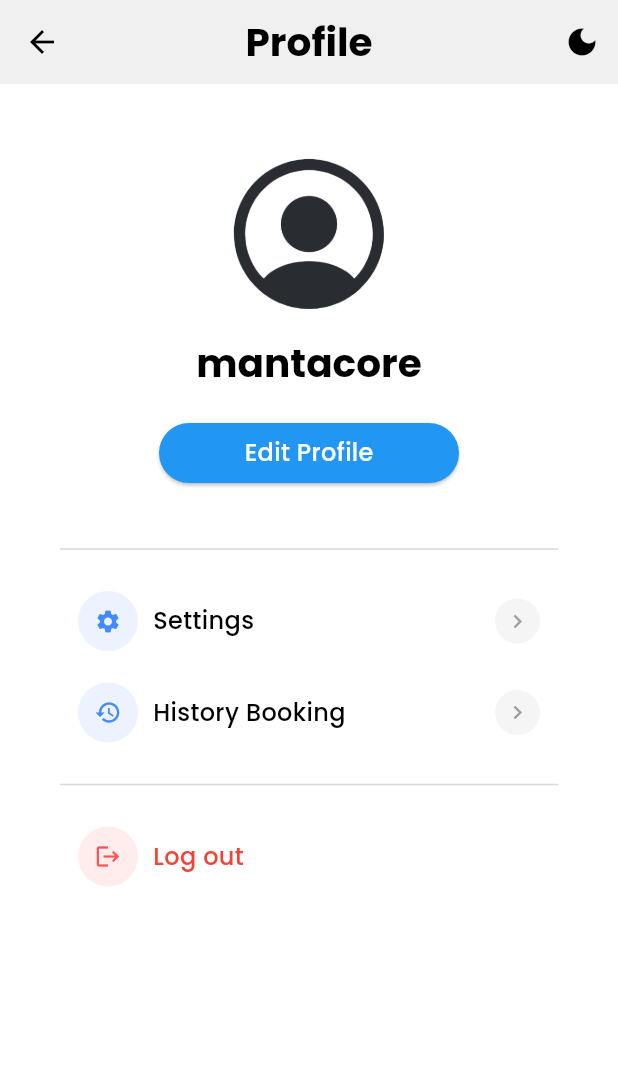
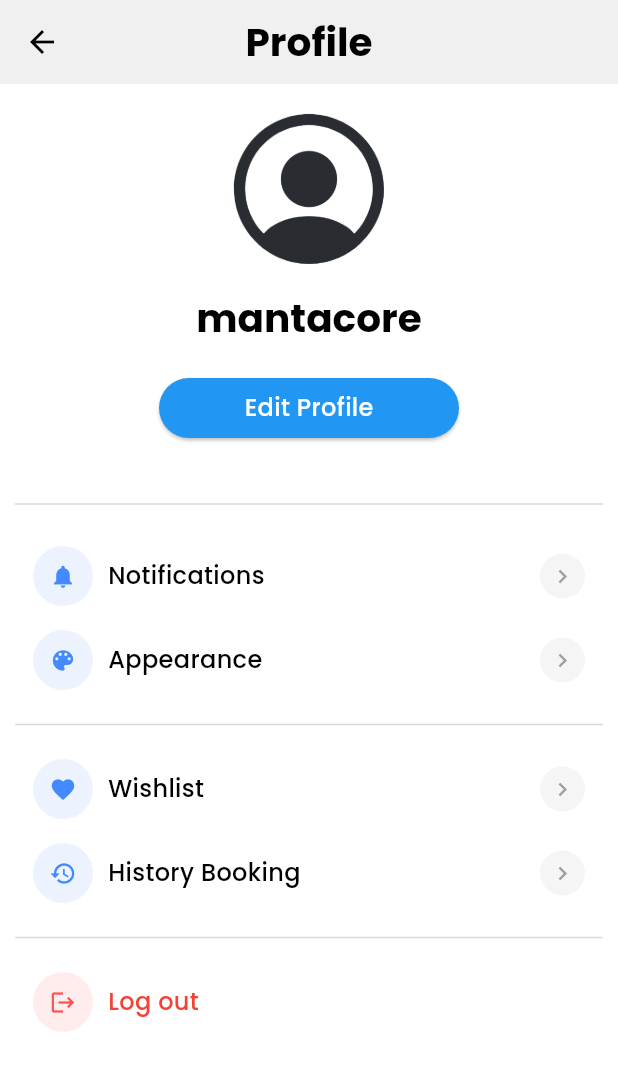
Before and after one commit to irdacin/tixket, a Flutter app: the ProfilePage screen opened directly, on a phone screen of 412 x 824 dp. Shown: the top 1071 px of the screen. Run offline on Flutter 3.47's test engine with Material 3 defaults, Android fonts, the phone set to English and light mode, and no system bars; accounts and stored records are empty.

Commit message:
Create notification settings page dan apperance settings

```diff
--- a/lib/components/movie_card.dart
+++ b/lib/components/movie_card.dart
@@ -35,8 +35,7 @@ class MovieCard extends StatelessWidget {
                 child: Image.asset(
                   "assets/images/${movie.fileName}",
                   fit: BoxFit.cover,
-      width: MediaQuery.of(context).size.width/2 - 10,
-
+                  width: MediaQuery.of(context).size.width/2 - 10,
                   height: 300,
                 ),
               ),
--- a/lib/components/profile_menu.dart
+++ b/lib/components/profile_menu.dart
@@ -22,6 +22,11 @@ class ProfileMenu extends StatelessWidget {
   Widget build(BuildContext context) {
     return TextButton(
       onPressed: onPressed,
+      style: TextButton.styleFrom(
+        shape: RoundedRectangleBorder(
+          borderRadius: BorderRadius.circular(20)
+        ),
+      ),
       child: Row(
         mainAxisAlignment: MainAxisAlignment.spaceBetween,
         children: [
--- a/lib/data/user.dart
+++ b/lib/data/user.dart
@@ -2,17 +2,23 @@ class User {
   String username;
   String password;
   String profilePicture;
+  Map<String, bool> notificationProvider;
 
   User({
     required this.username,
     required this.password,
-    this.profilePicture = "profile-picture.png"
+    this.profilePicture = "profile-picture.png",
+    this.notificationProvider = const {
+      "Selected App Application" : true,
+      "Selected Recommended Movies Notification" : true,
+      "Selected Updated Movies Notification" : true,
+    },
   });
 }
 
 List<User> users = [
   User(
     username: "mantacore",
-    password: "123456"
+    password: "123456",
   )
 ];
--- a/lib/pages/home_page.dart
+++ b/lib/pages/home_page.dart
@@ -22,7 +22,7 @@ class HomePage extends StatelessWidget {
           IconButton(
             onPressed: (){
               Navigator.of(context).push(
-                MaterialPageRoute(builder: (context) => SearchPage())
+                MaterialPageRoute(builder: (context) => const SearchPage())
               );
             },
             icon: const Icon(
--- a/lib/pages/profile_page.dart
+++ b/lib/pages/profile_page.dart
@@ -1,9 +1,10 @@
 import 'package:flutter/material.dart';
 import 'package:provider/provider.dart';
 import 'package:tixket/components/profile_menu.dart';
+import 'package:tixket/pages/appearance_settings.dart';
 import 'package:tixket/pages/login_page.dart';
-import 'package:tixket/pages/setting_page.dart';
-import 'package:tixket/providers/theme_provider.dart';
+import 'package:tixket/pages/notification_settings.dart';
+import 'package:tixket/pages/wishlist.dart';
 import 'package:tixket/providers/user_provider.dart';
 
 class ProfilePage extends StatelessWidget {
@@ -15,20 +16,10 @@ class ProfilePage extends StatelessWidget {
       appBar: AppBar(
         title: Text("Profile", style: Theme.of(context).textTheme.headlineLarge,),
         centerTitle: true,
-        actions: [
-          IconButton(
-            onPressed: (){
-              Provider.of<ThemeProvider>(context, listen: false).toggleTheme();
-            },
-            icon: Icon(
-              Provider.of<ThemeProvider>(context).isDarkMode ? Icons.light_mode : Icons.dark_mode,
-              color: Theme.of(context).textTheme.bodyLarge!.color,
-            )
-          )
-        ],
       ),
-      body: Container(
-        padding: const EdgeInsets.all(40),
+      body: SingleChildScrollView(
+        child: Container(
+          padding: const EdgeInsets.all(10),
           width: MediaQuery.of(context).size.width,
           child: Column(
             crossAxisAlignment: CrossAxisAlignment.center,
@@ -63,30 +54,77 @@ class ProfilePage extends StatelessWidget {
               const SizedBox(height: 30),
               const Divider(height: 20, thickness: 1,),
               const SizedBox(height: 10),
+              Container(
+                decoration: BoxDecoration(
+                  borderRadius: BorderRadius.circular(20),
+                  color: Theme.of(context).colorScheme.onPrimaryContainer
+                ),
+                child: Column(
+                  children: [
                     ProfileMenu(
                       onPressed: () {
                         Navigator.of(context).push(
-                  MaterialPageRoute(builder: (context) => const SettingPage())
+                          MaterialPageRoute(builder: (context) => const NotificationSettings(),)
                         );
                       },
-              title: "Settings",
-              icon: Icons.settings,
+                      title: "Notifications",
+                      icon: Icons.notifications,
                       iconColor: Colors.blueAccent,
                     ),
+                    ProfileMenu(
+                      onPressed: () {
+                        Navigator.of(context).push(
+                          MaterialPageRoute(builder: (context) => const AppearanceSettings(),)
+                        );
+                      },
+                      title: "Appearance",
+                      icon: Icons.color_lens,
+                      iconColor: Colors.blueAccent,
+                    ),
+                  ],
+                ),
+              ),
               const SizedBox(height: 5),
+              const Divider(height: 20, thickness: 1,),
+              const SizedBox(height: 5),
+              Container(
+                decoration: BoxDecoration(
+                  borderRadius: BorderRadius.circular(20),
+                  color: Theme.of(context).colorScheme.onPrimaryContainer
+                ),
+                child: Column(
+                  children: [
                     ProfileMenu(
-              onPressed: (){},
+                      onPressed: () {
+                        Navigator.of(context).push(
+                          MaterialPageRoute(builder: (context) => const WishlistPage(),)
+                        );
+                      },
+                      title: "Wishlist",
+                      icon: Icons.favorite,
+                      iconColor: Colors.blueAccent,
+                    ),
+                    ProfileMenu(
+                      onPressed: () {},
                       title: "History Booking",
                       icon: Icons.history,
                       iconColor: Colors.blueAccent,
                     ),
-            const SizedBox(height: 10),
+                  ],
+                ),
+              ),
+              const SizedBox(height: 5),
               const Divider(height: 20, thickness: 1,),
-            const SizedBox(height: 10),
-            ProfileMenu(
+              const SizedBox(height: 5),
+              Container(
+                decoration: BoxDecoration(
+                  borderRadius: BorderRadius.circular(20),
+                  color: Theme.of(context).colorScheme.onPrimaryContainer
+                ),
+                child: ProfileMenu(
                   onPressed: (){
                     Navigator.of(context).pushAndRemoveUntil(
-                  MaterialPageRoute(builder: (context) => const LoginPage(),),
+                      MaterialPageRoute(builder: (context) => const LoginPage()),
                       (route) => false
                     );
                   },
@@ -95,8 +133,10 @@ class ProfilePage extends StatelessWidget {
                   icon: Icons.logout,
                   iconColor: Colors.redAccent,
                   endIcon: false,
-            )
+                ),
+              ),
             ],
+          ),
         ),
       ),
     );
--- a/lib/pages/search_page.dart
+++ b/lib/pages/search_page.dart
@@ -22,7 +22,7 @@ class _SearchPageState extends State<SearchPage> {
             onPressed: () {
               setState(() {
                 if (customIcon.icon == Icons.search) {
-                  customIcon = Icon(Icons.cancel);
+                  customIcon = const Icon(Icons.cancel);
                   customSearchBar = const ListTile(
                     leading: Icon(
                       Icons.search,
@@ -51,12 +51,12 @@ class _SearchPageState extends State<SearchPage> {
         ],
         centerTitle: true,
       ),
-      body: Column(
+      body: const Column(
         crossAxisAlignment: CrossAxisAlignment.start,
         children: [
           Row(
             children: [
-              const Text(
+              Text(
                 "Result: ",
                 style: TextStyle(fontSize: 15),
               ),
--- a/lib/providers/theme_provider.dart
+++ b/lib/providers/theme_provider.dart
@@ -1,12 +1,28 @@
 import 'package:flutter/material.dart';
 
 class ThemeProvider extends ChangeNotifier {
-  bool _isDarkMode = false;
+  ThemeMode _themeMode  = ThemeMode.system;
+  ThemeMode get themeMode => _themeMode;
 
-  bool get isDarkMode => _isDarkMode;
+  String currentTheme = "Device Settings";
 
-  void toggleTheme(){
-    _isDarkMode = !isDarkMode;
+  void toggleTheme(bool isDarkMode) {
+    _themeMode = isDarkMode ? ThemeMode.dark : ThemeMode.light;
+    currentTheme = isDarkMode ? "Dark Theme" : "Light Theme";
+    notifyListeners();
+  }
+
+  void setTheme(String theme) {
+    if(theme == "Device Settings") {
+      _themeMode = ThemeMode.system;
+    }
+    else if(theme == "Light Theme") {
+      _themeMode = ThemeMode.light;
+    }
+    else {
+      _themeMode = ThemeMode.dark;
+    }
+    currentTheme = theme;
     notifyListeners();
   }
 }
--- a/lib/utils/theme.dart
+++ b/lib/utils/theme.dart
@@ -1,6 +1,7 @@
 import 'package:flutter/material.dart';
 
-ThemeData lightTheme = ThemeData(
+class LightTheme {
+  ThemeData theme = ThemeData(
     colorScheme: const ColorScheme.light(
       primary: Colors.black,
       error: Colors.red,
@@ -8,76 +9,91 @@ ThemeData lightTheme = ThemeData(
       background: Color(0xfff0f0f0),
       onBackground: Color(0xffd9d9d9),
       onPrimaryContainer: Colors.white,
+      secondary: Color(0xffbebebe),
     ),
     appBarTheme: const AppBarTheme(
       backgroundColor: Color(0xfff0f0f0),
     ),
+    brightness: Brightness.light,
     useMaterial3: true,
     fontFamily: 'Poppins',
-  textTheme: TextTheme(
-    labelMedium: const TextStyle(
+    textTheme: const TextTheme(
+      labelMedium: TextStyle(
         fontSize: 18,
         fontWeight: FontWeight.bold
       ),
       displayMedium: TextStyle(
         fontSize: 16,
-      color: Colors.grey[600]
+        color: Color(0xff6e6e6e)
       ),
-    headlineLarge: const TextStyle(
+      displaySmall: TextStyle(
+        fontSize: 14,
+        color: Color(0xff6e6e6e)
+      ),
+      headlineLarge: TextStyle(
         fontSize: 26,
         fontWeight: FontWeight.bold
       ),
-    headlineMedium: const TextStyle(
+      headlineMedium: TextStyle(
         fontSize: 20,
         fontWeight: FontWeight.w600
       ),
-    headlineSmall: const TextStyle(
+      headlineSmall: TextStyle(
         fontSize: 16,
         fontWeight: FontWeight.w600
       ),
-    bodyMedium: const TextStyle(
+      bodyMedium: TextStyle(
         fontSize: 16
       ),
     ),
   );
+}
 
-ThemeData darkTheme = ThemeData(
+class DarkTheme {
+  ThemeData theme = ThemeData(
     colorScheme: const ColorScheme.dark(
       primary: Colors.white,
       background: Color(0xff121212),
-    onBackground: Color(0xff242424),
+      onBackground: Color(0xff222222),
       error: Colors.red,
       onError: Colors.red,
-    onPrimaryContainer: Colors.black
+      onPrimaryContainer: Color(0xff202020),
+      secondary: Color(0xff6e6e6e)
     ),
     appBarTheme: const AppBarTheme(
       backgroundColor: Color(0xff121212)
     ),
+    brightness: Brightness.dark,
     useMaterial3: true,
     fontFamily: 'Poppins',
-  textTheme: TextTheme(
-    labelMedium: const TextStyle(
+    textTheme: const TextTheme(
+      labelMedium: TextStyle(
         fontSize: 18,
         fontWeight: FontWeight.bold
       ),
       displayMedium: TextStyle(
         fontSize: 16,
-      color: Colors.grey[600]
+        color: Color(0xff9e9e9e)
       ),
-    headlineLarge: const TextStyle(
+      displaySmall: TextStyle(
+        fontSize: 14,
+        color: Color(0xff9e9e9e)
+      ),
+      headlineLarge: TextStyle(
         fontSize: 26,
         fontWeight: FontWeight.bold
       ),
-    headlineMedium: const TextStyle(
+      headlineMedium: TextStyle(
         fontSize: 20,
         fontWeight: FontWeight.w600
       ),
-    headlineSmall: const TextStyle(
+      headlineSmall: TextStyle(
         fontSize: 16,
         fontWeight: FontWeight.w600
       ),
-    bodyMedium: const TextStyle(
+      bodyMedium: TextStyle(
         fontSize: 16
       )
     ),
   );
+}
```
Also changed, not shown: lib/main.dart (+7 -5 lines), lib/pages/appearance_settings.dart (added, +99 -0 lines), lib/pages/login_page.dart (+6 -4 lines), lib/pages/movie_detail_page.dart (+23 -2 lines), lib/pages/notification_settings.dart (added, +103 -0 lines), lib/pages/setting_page.dart (deleted, +0 -52 lines), lib/pages/signup_page.dart (+7 -5 lines), lib/pages/wishlist.dart (added, +14 -0 lines), lib/providers/notification_provider.dart (added, +47 -0 lines), lib/providers/user_provider.dart (+6 -1 lines), lib/utils/home.dart (+4 -3 lines). Lines whose indentation alone changed are shown as unchanged.
